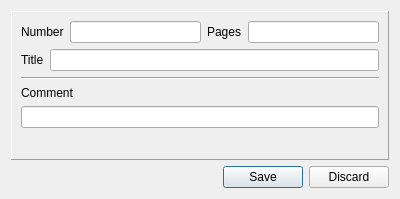
Old version of the form dialogs/recorddetailsdialog.ui in the repository caxapyk/pa-decision.
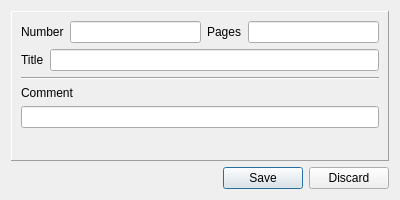
New version of the form.

Patch:
```diff
--- a/dialogs/recorddetailsdialog.ui
+++ b/dialogs/recorddetailsdialog.ui
@@ -7,9 +7,21 @@
     <x>0</x>
     <y>0</y>
     <width>400</width>
-    <height>199</height>
+    <height>200</height>
    </rect>
   </property>
+  <property name="minimumSize">
+   <size>
+    <width>400</width>
+    <height>200</height>
+   </size>
+  </property>
+  <property name="maximumSize">
+   <size>
+    <width>400</width>
+    <height>200</height>
+   </size>
+  </property>
   <property name="windowTitle">
    <string>Record details</string>
   </property>
```
Left out of the diff: 3 changed lines with no effect on the pictures.
